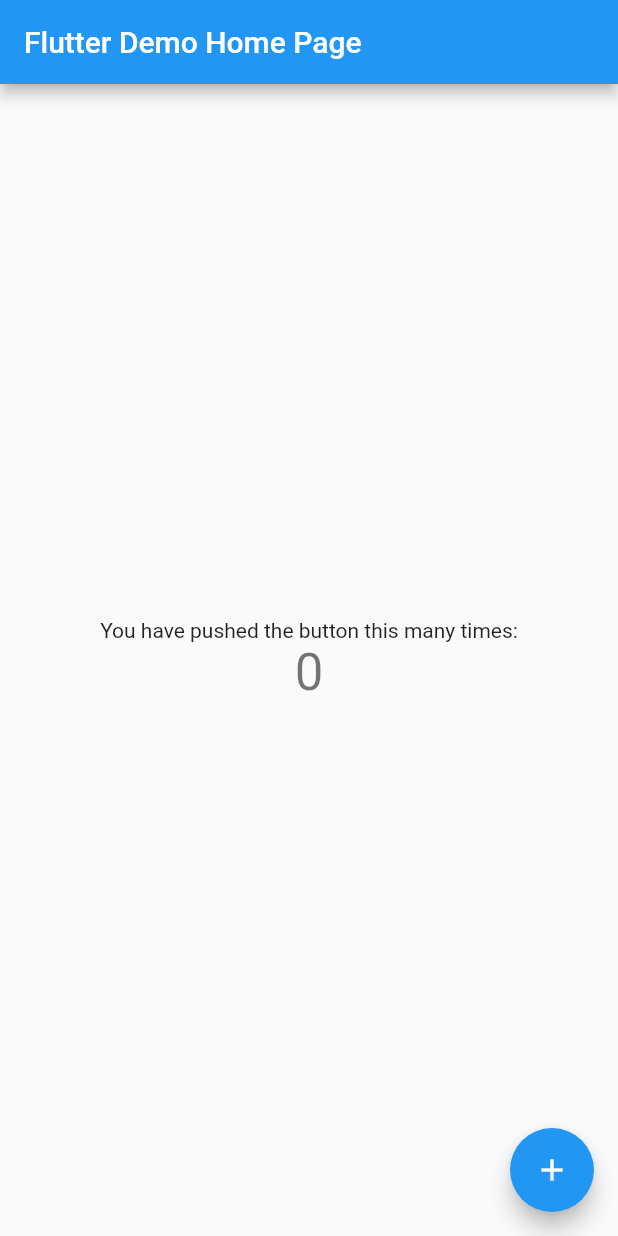
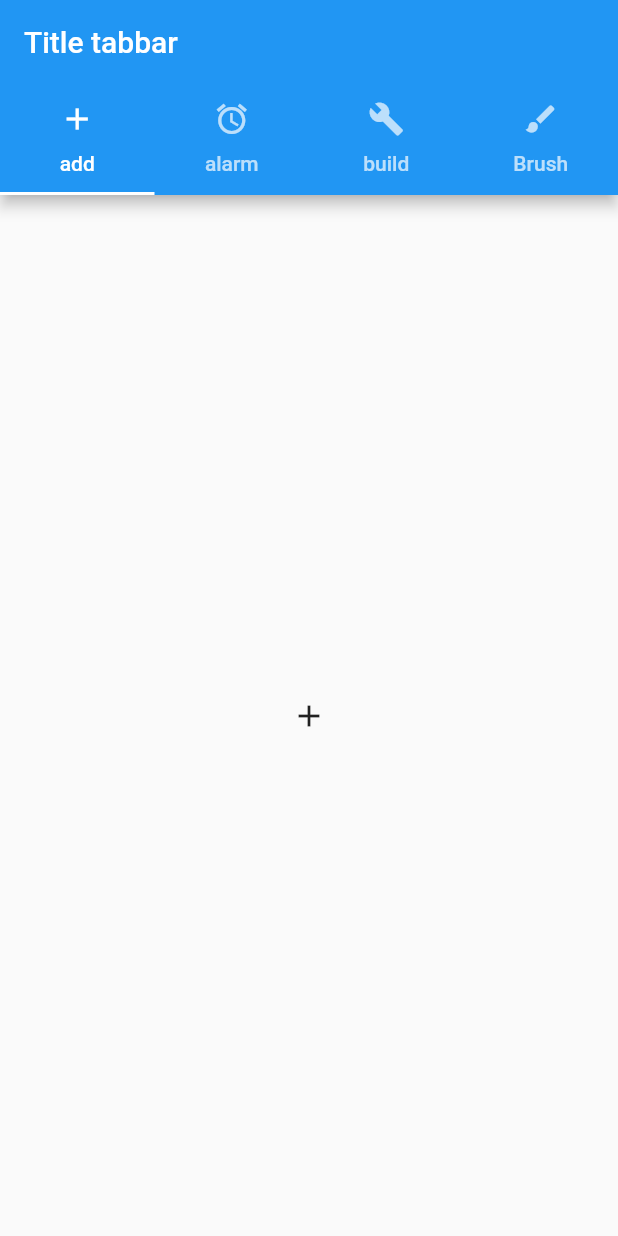
Before and after one commit to momoNiti/lab01, a Flutter app: the screen it shows after launch, on a phone screen of 412 x 824 dp. Run offline on Flutter 3.47's test engine with Material 2 defaults, Android fonts, the phone set to English and light mode, and no system bars.

Commit message:
add new widget

```diff
--- a/lib/main.dart
+++ b/lib/main.dart
@@ -9,103 +9,118 @@
     return MaterialApp(
       title: 'Flutter Demo',
       theme: ThemeData(
-        // This is the theme of your application.
-        //
-        // Try running your application with "flutter run". You'll see the
-        // application has a blue toolbar. Then, without quitting the app, try
-        // changing the primarySwatch below to Colors.green and then invoke
-        // "hot reload" (press "r" in the console where you ran "flutter run",
-        // or simply save your changes to "hot reload" in a Flutter IDE).
-        // Notice that the counter didn't reset back to zero; the application
-        // is not restarted.
         primarySwatch: Colors.blue,
       ),
-      home: MyHomePage(title: 'Flutter Demo Home Page'),
+      home: MyHomePage(), //home คือตัว class แรกที่เอามาแสดงผล
     );
   }
 }
+// วิธีการรันผ่าน cmd
+// flutter emulators จะได้ ชื่อ device มา จากนั้นก็ flutter emulators --launch ตามด้วยชื่อ device ที่โชว์
+// พอจะรันโค้ดก็ flutter run
 
-class MyHomePage extends StatefulWidget {
-  MyHomePage({Key key, this.title}) : super(key: key);
+//Stateless รัน widget ทีเดียวเลิก ใช้ memory น้อยกว่า
+// Statefull เก็บข้อมูล และมีการ notified ด้วย ถ้าจะเขียนต้องมีสองคลาส
 
-  // This widget is the home page of your application. It is stateful, meaning
-  // that it has a State object (defined below) that contains fields that affect
-  // how it looks.
+//ลองใชเ stateless ทำปุ่มบวกเลข ที่เลขไม่เพิ่มเพราะมันเป็น stateless
+// class MyHomePage extends StatelessWidget {
+//   int counter = 0;
+//   @override
+//   Widget build(BuildContext context) {
+//     return Scaffold(
+//       appBar: AppBar(
+//         title: Text("Hello Wold : title"),
+//       ), // AppBar เป็นส่วนหัว
+//       body: Text("Counter = ${counter} "),
+//       floatingActionButton: IconButton(
+//         icon: Icon(Icons.add),
+//         onPressed: () {
+//           counter++;
+//           print("counter value = ${counter}");
+//         },
+//       ),
+//     ); //scaffold คือ widget พร้อมใช้
+//   }
+// }
 
-  // This class is the configuration for the state. It holds the values (in this
-  // case the title) provided by the parent (in this case the App widget) and
-  // used by the build method of the State. Fields in a Widget subclass are
-  // always marked "final".
+// ลองใช้ statful สร้างปุ่มกดดได้
+// class MyHomePage extends StatefulWidget {
+//   @override
+//   State<StatefulWidget> createState() {
+//     return MyHomePageState(); // create state ให้ส่งไปทื class state ตัวลูก
+//   }
+// }
+// class MyHomePageState extends State<MyHomePage> {
+//   //ตอน extends ให้ reference class แม่
+//   int counter = 0;
+//   @override
+//   Widget build(BuildContext context) {
+//     return Scaffold(
+//       appBar: AppBar(
+//         title: Text("Hello Wold : title"),
+//       ), // AppBar เป็นส่วนหัว
+//       body: Column(
+//         mainAxisAlignment: MainAxisAlignment.spaceAround, //mainAxis จัดในแนวแกน X
+//         crossAxisAlignment: CrossAxisAlignment.center, //crossAxis จัดนในแนวแกน Y
+//         children: <Widget>[
+//           Text("Counter = ${counter}"),
+//           Text("Test row2"),
+//           Text("Text row3"),
+//         ],
+//       ),
+//       floatingActionButton: FloatingActionButton(
+//         child: Icon(Icons.add), //.add คือเป็น + ไปดู icon อื่นๆได้ใน material icon
+//         onPressed: () {
+//           setState(() {
+//             //Stateful ต้อง set state value ที่เราจะต้องเปลี่ยนแปลง
+//             counter++;
+//           });
+//           print("counter value = ${counter}");
+//         },
+//       ),
+//     ); //scaffold
+//   }
+// }
 
-  final String title;
-
-  @override
-  _MyHomePageState createState() => _MyHomePageState();
-}
-
-class _MyHomePageState extends State<MyHomePage> {
-  int _counter = 0;
-
-  void _incrementCounter() {
-    setState(() {
-      // This call to setState tells the Flutter framework that something has
-      // changed in this State, which causes it to rerun the build method below
-      // so that the display can reflect the updated values. If we changed
-      // _counter without calling setState(), then the build method would not be
-      // called again, and so nothing would appear to happen.
-      _counter++;
-    });
-  }
-
+// ทำ tabbar
+class MyHomePage extends StatelessWidget {
   @override
   Widget build(BuildContext context) {
-    // This method is rerun every time setState is called, for instance as done
-    // by the _incrementCounter method above.
-    //
-    // The Flutter framework has been optimized to make rerunning build methods
-    // fast, so that you can just rebuild anything that needs updating rather
-    // than having to individually change instances of widgets.
-    return Scaffold(
-      appBar: AppBar(
-        // Here we take the value from the MyHomePage object that was created by
-        // the App.build method, and use it to set our appbar title.
-        title: Text(widget.title),
-      ),
-      body: Center(
-        // Center is a layout widget. It takes a single child and positions it
-        // in the middle of the parent.
-        child: Column(
-          // Column is also layout widget. It takes a list of children and
-          // arranges them vertically. By default, it sizes itself to fit its
-          // children horizontally, and tries to be as tall as its parent.
-          //
-          // Invoke "debug painting" (press "p" in the console, choose the
-          // "Toggle Debug Paint" action from the Flutter Inspector in Android
-          // Studio, or the "Toggle Debug Paint" command in Visual Studio Code)
-          // to see the wireframe for each widget.
-          //
-          // Column has various properties to control how it sizes itself and
-          // how it positions its children. Here we use mainAxisAlignment to
-          // center the children vertically; the main axis here is the vertical
-          // axis because Columns are vertical (the cross axis would be
-          // horizontal).
-          mainAxisAlignment: MainAxisAlignment.center,
+    return DefaultTabController(
+      length: 4,
+      child: Scaffold(
+        appBar: AppBar(
+          title: Text("Title tabbar"),
+          bottom: TabBar(
+            tabs: <Widget>[
+              Tab(
+                icon: Icon(Icons.add),
+                text: "add",
+              ),
+              Tab(
+                icon: Icon(Icons.alarm),
+                text: "alarm",
+              ),
+              Tab(
+                icon: Icon(Icons.build),
+                text: "build",
+              ),
+              Tab(
+                icon: Icon(Icons.brush),
+                text: "Brush",
+              ),
+            ],
+          ),
+        ),
+        body: TabBarView(
           children: <Widget>[
-            Text(
-              'You have pushed the button this many times:',
-            ),
-            Text(
-              '$_counter',
-              style: Theme.of(context).textTheme.display1,
-            ),
+            Icon(Icons.add),
+            Icon(Icons.access_alarms),
+            Icon(Icons.build),
+            Icon(Icons.brush),
           ],
         ),
       ),
-      floatingActionButton: FloatingActionButton(
-        onPressed: _incrementCounter,
-        tooltip: 'Increment',
-        child: Icon(Icons.add),
-      ), // This trailing comma makes auto-formatting nicer for build methods.
     );
   }
 }
```
